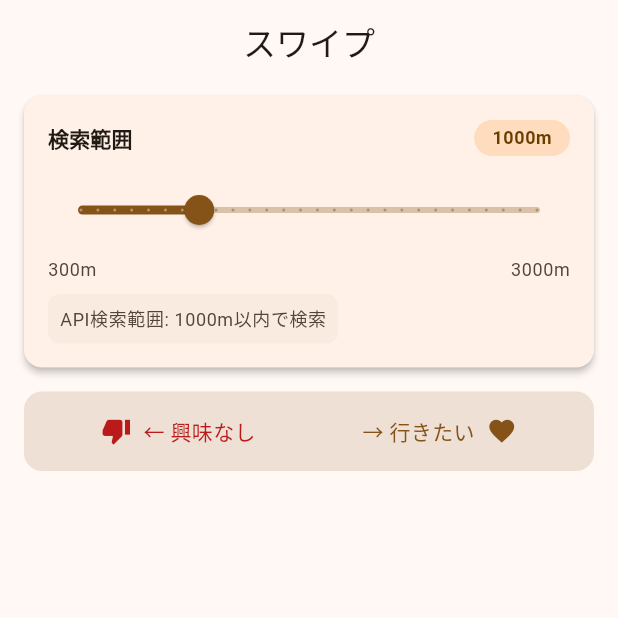
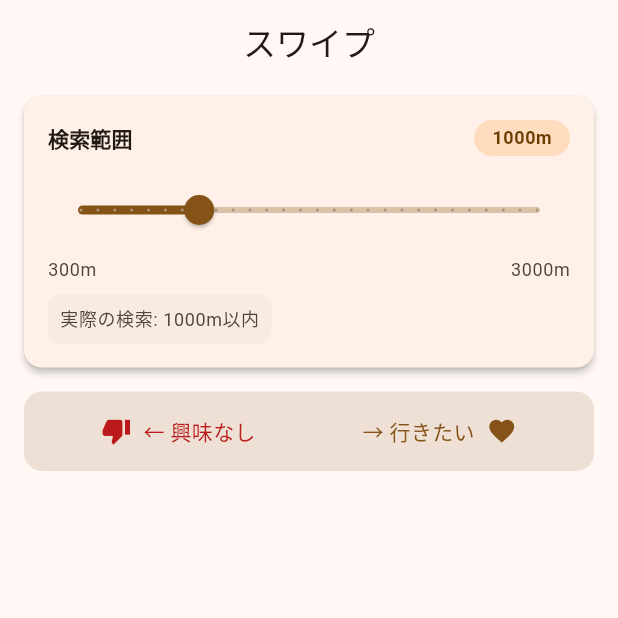
Before and after one commit to t0m0m0/chinese_food_app, a Flutter app: the screen it shows after launch, on a phone screen of 412 x 824 dp, the top half of it. Run offline on Flutter 3.47's test engine with Material 3 defaults, Android fonts, the phone set to English and light mode, and no system bars; our stand-ins replace cached_network_image, drift, flutter_card_swiper, flutter_dotenv, flutter_secure_storage, geocoding and 5 more; missing offline and left inert: app_settings, pointycastle; accounts and stored records are empty; generated files the repository leaves out were written again.

Commit message:
refactor: 距離選択UIの文言をよりユーザーフレンドリーに改善
- 「API検索範囲: XXXm以内で検索」→「実際の検索: XXXm以内」に変更
- 技術的な用語を排除してシンプルで理解しやすい表現に
- ユーザーにとって本当に必要な情報のみを表示

🤖 Generated with [Claude Code](https://claude.ai/code)

Co-Authored-By: Claude <noreply@anthropic.com>

```diff
--- a/lib/presentation/widgets/distance_selector_widget.dart
+++ b/lib/presentation/widgets/distance_selector_widget.dart
@@ -184,7 +184,7 @@ class _DistanceSelectorWidgetState extends State<DistanceSelectorWidget>
                     borderRadius: BorderRadius.circular(8),
                   ),
                   child: Text(
-                    'API検索範囲: ${_getApiRangeDescription(_metersToApiRange(_displayMeters))}',
+                    '実際の検索: ${_getApiRangeDescription(_metersToApiRange(_displayMeters))}',
                     style: theme.textTheme.bodySmall?.copyWith(
                       color: colorScheme.onSurfaceVariant,
                     ),
@@ -225,21 +225,21 @@ class _DistanceSelectorWidgetState extends State<DistanceSelectorWidget>
     }
   }
 
-  /// API範囲の説明を取得
+  /// 検索範囲の説明を取得
   String _getApiRangeDescription(int apiRange) {
     switch (apiRange) {
       case 1:
-        return '300m以内で検索';
+        return '300m以内';
       case 2:
-        return '500m以内で検索';
+        return '500m以内';
       case 3:
-        return '1000m以内で検索';
+        return '1000m以内';
       case 4:
-        return '2000m以内で検索';
+        return '2000m以内';
       case 5:
-        return '3000m以内で検索';
+        return '3000m以内';
       default:
-        return '1000m以内で検索';
+        return '1000m以内';
     }
   }
 }
```
